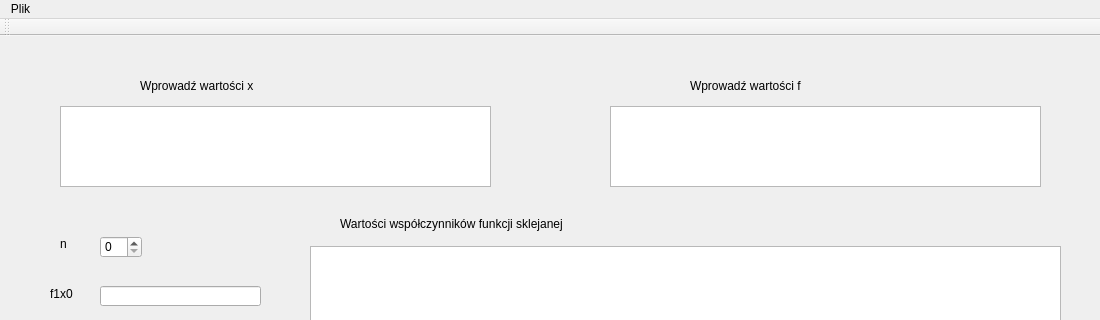
Qt form Interpolacja_Funkcjami_Sklejanymi/mainwindow.ui (Piotrek199612/EAN) before a commit; both pictures show x 0 to 1100 and y 0 to 320 of the 1100 by 635 pixel window.
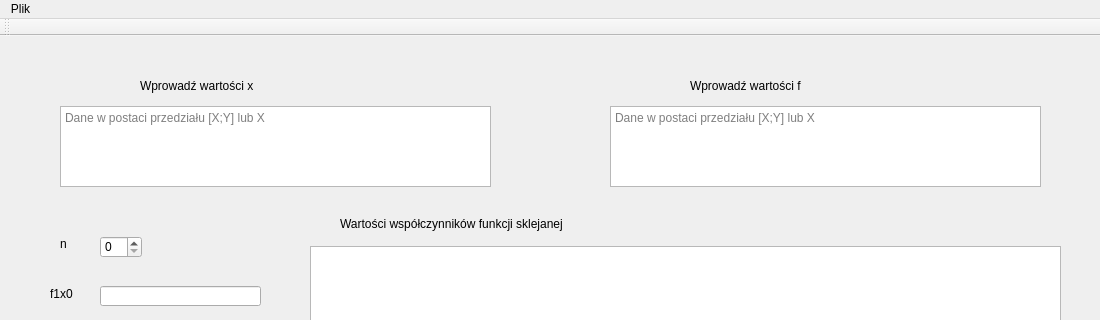
The same form after that commit.

```diff
--- a/Interpolacja_Funkcjami_Sklejanymi/mainwindow.ui
+++ b/Interpolacja_Funkcjami_Sklejanymi/mainwindow.ui
@@ -88,6 +88,12 @@
       <height>81</height>
      </rect>
     </property>
+    <property name="lineWrapColumnOrWidth">
+     <number>0</number>
+    </property>
+    <property name="placeholderText">
+     <string>Dane w postaci przedziału [X;Y] lub X</string>
+    </property>
    </widget>
    <widget class="QTextEdit" name="f_edit">
     <property name="geometry">
@@ -98,6 +104,9 @@
       <height>81</height>
      </rect>
     </property>
+    <property name="placeholderText">
+     <string>Dane w postaci przedziału [X;Y] lub X</string>
+    </property>
    </widget>
    <widget class="QLabel" name="wynik_label">
     <property name="geometry">
```
